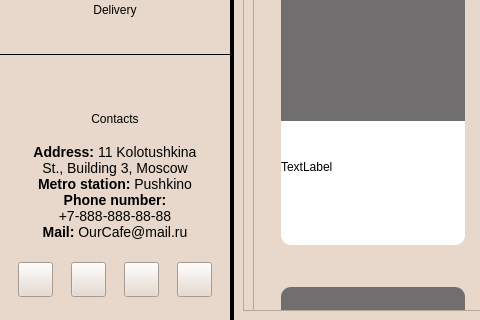
First picture: the form in application/menuwindow.ui, repository redm0unt/OurCafe, before the edit; both pictures show x 0 to 480 and y 445 to 765 of the 1360 by 765 pixel window.
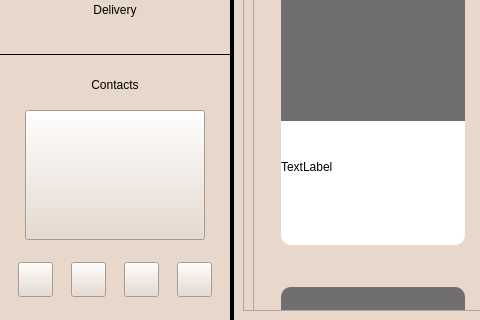
Second picture: the form after the edit. Icons and pictures are not drawn.

Commit message: Feature: open location of cafe on the map by clicking "about text"

```diff
--- a/application/menuwindow.ui
+++ b/application/menuwindow.ui
@@ -382,17 +382,17 @@
            <number>0</number>
           </property>
           <item>
-           <widget class="QLabel" name="ContactsText">
+           <widget class="QPushButton" name="ContactsText">
             <property name="sizePolicy">
-             <sizepolicy hsizetype="Fixed" vsizetype="Preferred">
+             <sizepolicy hsizetype="Fixed" vsizetype="Fixed">
               <horstretch>0</horstretch>
               <verstretch>0</verstretch>
              </sizepolicy>
             </property>
-            <property name="maximumSize">
+            <property name="minimumSize">
              <size>
               <width>180</width>
-              <height>16777215</height>
+              <height>130</height>
              </size>
             </property>
             <property name="cursor">
@@ -405,31 +405,10 @@
              <enum>Qt::NoFocus</enum>
             </property>
             <property name="styleSheet">
-             <string notr="true">font: 14px</string>
-            </property>
-            <property name="frameShadow">
-             <enum>QFrame::Plain</enum>
+             <string notr="true">border-image: url(:/resources/resources/About_text.png) 0;</string>
             </property>
             <property name="text">
-             <string>&lt;html&gt;&lt;head/&gt;&lt;body&gt;&lt;p align=&quot;center&quot;&gt;&lt;span style=&quot; font-weight:700;&quot;&gt;Address:&lt;/span&gt; 11 Kolotushkina St., Building 3, Moscow&lt;br/&gt;&lt;span style=&quot; font-weight:700;&quot;&gt;Metro station:&lt;/span&gt; Pushkino&lt;br/&gt;&lt;span style=&quot; font-weight:700;&quot;&gt;Phone number:&lt;/span&gt; +7-888-888-88-88&lt;br/&gt;&lt;span style=&quot; font-weight:700;&quot;&gt;Mail:&lt;/span&gt; OurCafe@mail.ru&lt;/p&gt;&lt;/body&gt;&lt;/html&gt;</string>
-            </property>
-            <property name="textFormat">
-             <enum>Qt::AutoText</enum>
-            </property>
-            <property name="scaledContents">
-             <bool>false</bool>
-            </property>
-            <property name="alignment">
-             <set>Qt::AlignCenter</set>
-            </property>
-            <property name="wordWrap">
-             <bool>true</bool>
-            </property>
-            <property name="indent">
-             <number>0</number>
-            </property>
-            <property name="textInteractionFlags">
-             <set>Qt::LinksAccessibleByMouse</set>
+             <string/>
             </property>
            </widget>
           </item>
```
Left out of the diff: 14 changed lines with no effect on the pictures. The commit also changes 10 other files.
